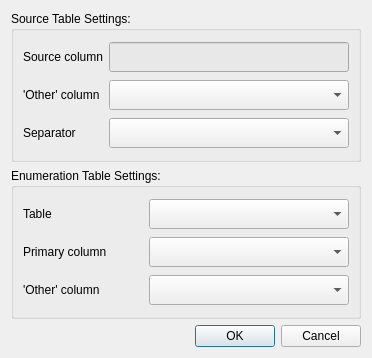
First picture: the form in ui/importexport/ui_multiple_enumeration_dialog.ui, repository gltn/stdm, before the edit.
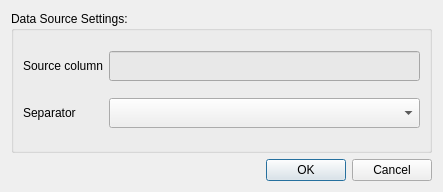
Second picture: the form after the edit.

Commit message: Enable importation of multiple select data

Patch:
```diff
--- a/ui/importexport/ui_multiple_enumeration_dialog.ui
+++ b/ui/importexport/ui_multiple_enumeration_dialog.ui
@@ -6,8 +6,8 @@
    <rect>
     <x>0</x>
     <y>0</y>
-    <width>372</width>
-    <height>358</height>
+    <width>443</width>
+    <height>192</height>
    </rect>
   </property>
   <property name="windowTitle">
@@ -17,10 +17,20 @@
    <item row="0" column="0">
     <layout class="QVBoxLayout" name="vl_notification"/>
    </item>
+   <item row="2" column="0">
+    <widget class="QDialogButtonBox" name="buttonBox">
+     <property name="orientation">
+      <enum>Qt::Horizontal</enum>
+     </property>
+     <property name="standardButtons">
+      <set>QDialogButtonBox::Cancel|QDialogButtonBox::Ok</set>
+     </property>
+    </widget>
+   </item>
    <item row="1" column="0">
     <widget class="QGroupBox" name="groupBox_2">
      <property name="title">
-      <string>Source Table Settings:</string>
+      <string>Data Source Settings:</string>
      </property>
      <layout class="QGridLayout" name="gridLayout_2">
       <item row="0" column="0">
@@ -47,30 +57,13 @@
        </widget>
       </item>
       <item row="1" column="0">
-       <widget class="QLabel" name="label_5">
-        <property name="text">
-         <string>'Other' column</string>
-        </property>
-       </widget>
-      </item>
-      <item row="1" column="1">
-       <widget class="QComboBox" name="cbo_src_other_col">
-        <property name="minimumSize">
-         <size>
-          <width>0</width>
-          <height>30</height>
-         </size>
-        </property>
-       </widget>
-      </item>
-      <item row="2" column="0">
        <widget class="QLabel" name="label_6">
         <property name="text">
          <string>Separator</string>
         </property>
        </widget>
       </item>
-      <item row="2" column="1">
+      <item row="1" column="1">
        <widget class="QComboBox" name="cbo_separator">
         <property name="minimumSize">
          <size>
@@ -83,82 +76,6 @@
      </layout>
     </widget>
    </item>
-   <item row="2" column="0">
-    <widget class="QGroupBox" name="groupBox">
-     <property name="title">
-      <string>Enumeration Table Settings:</string>
-     </property>
-     <layout class="QGridLayout" name="gridLayout">
-      <item row="0" column="0">
-       <widget class="QLabel" name="label">
-        <property name="text">
-         <string>Table</string>
-        </property>
-       </widget>
-      </item>
-      <item row="0" column="1">
-       <widget class="QComboBox" name="cbo_enum_table">
-        <property name="minimumSize">
-         <size>
-          <width>0</width>
-          <height>30</height>
-         </size>
-        </property>
-       </widget>
-      </item>
-      <item row="1" column="0">
-       <widget class="QLabel" name="label_2">
-        <property name="maximumSize">
-         <size>
-          <width>120</width>
-          <height>16777215</height>
-         </size>
-        </property>
-        <property name="text">
-         <string>Primary column</string>
-        </property>
-       </widget>
-      </item>
-      <item row="1" column="1">
-       <widget class="QComboBox" name="cbo_primary_col">
-        <property name="minimumSize">
-         <size>
-          <width>0</width>
-          <height>30</height>
-         </size>
-        </property>
-       </widget>
-      </item>
-      <item row="2" column="0">
-       <widget class="QLabel" name="label_3">
-        <property name="text">
-         <string>'Other' column</string>
-        </property>
-       </widget>
-      </item>
-      <item row="2" column="1">
-       <widget class="QComboBox" name="cbo_other_col">
-        <property name="minimumSize">
-         <size>
-          <width>0</width>
-          <height>30</height>
-         </size>
-        </property>
-       </widget>
-      </item>
-     </layout>
-    </widget>
-   </item>
-   <item row="3" column="0">
-    <widget class="QDialogButtonBox" name="buttonBox">
-     <property name="orientation">
-      <enum>Qt::Horizontal</enum>
-     </property>
-     <property name="standardButtons">
-      <set>QDialogButtonBox::Cancel|QDialogButtonBox::Ok</set>
-     </property>
-    </widget>
-   </item>
   </layout>
  </widget>
  <resources/>
```
Left out of the diff: 2 changed lines with no effect on the pictures. The commit also changes 7 other files.
